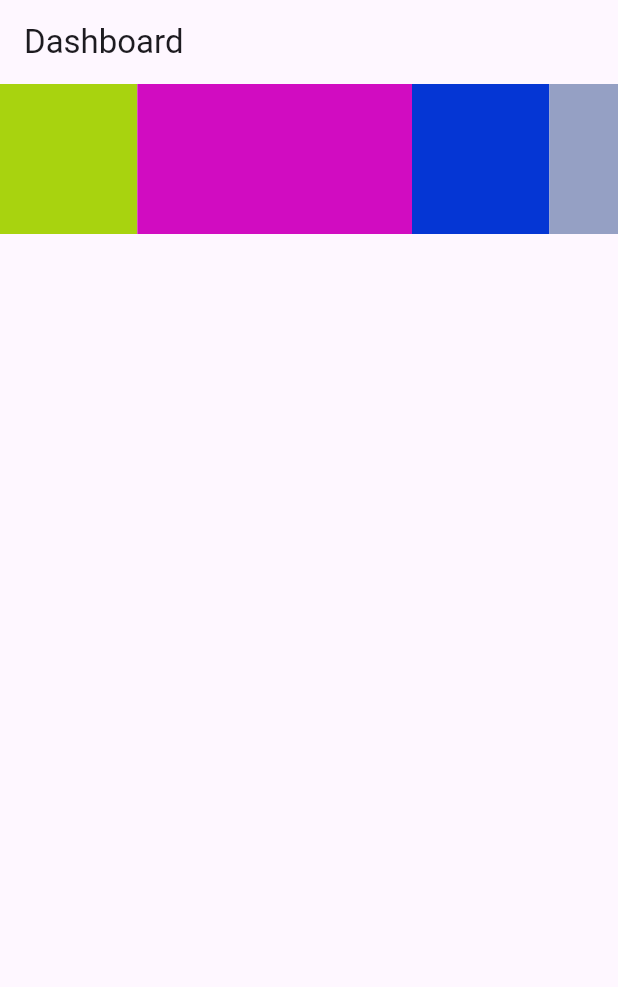
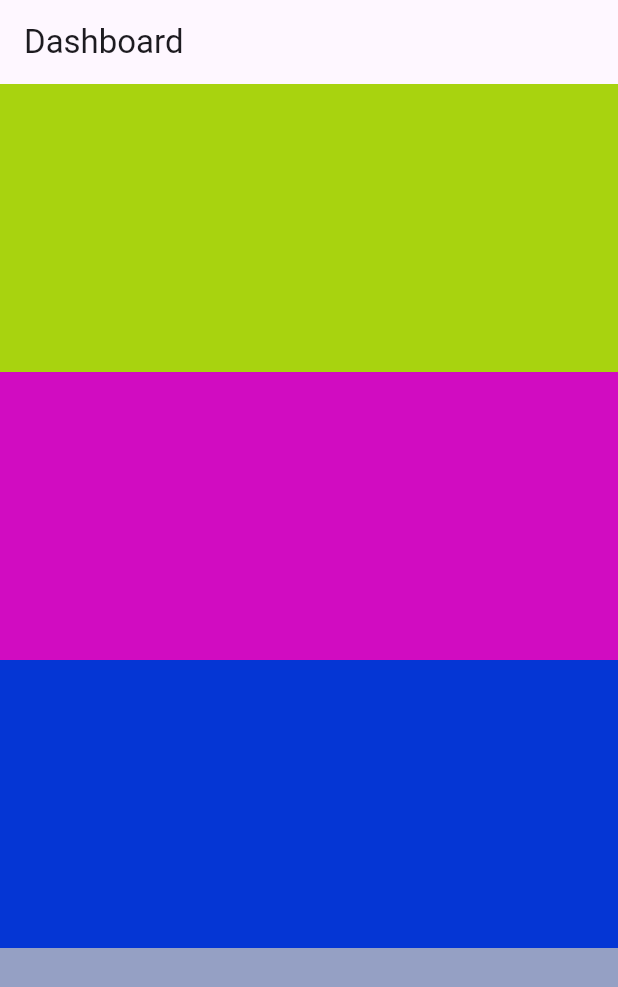
Before and after one commit to Foysalrabby/Classpractice33, a Flutter app: the screen it shows after launch, on a phone screen of 412 x 824 dp. Shown: the top 987 px of the screen. Run offline on Flutter 3.47's test engine with Material 3 defaults, Android fonts, the phone set to English and light mode, and no system bars.

Commit message:
use column

```diff
--- a/customclass/lib/main.dart
+++ b/customclass/lib/main.dart
@@ -27,37 +27,37 @@ class Mydassboard extends StatelessWidget {
       title: Text("Dashboard"),
 
      ),
-    body:   Row(
+    body:Column(
 
        children: [
          ///total flex 9
          Expanded(
-          flex: 2,
+
           child: Container(
-         width: 50,
+
          height: 100,
          color: Color.fromARGB(255, 168, 211, 15),
         ),),
          Expanded(
-          flex: 4,
+
           child: Container(
-         width: 50,
+
          height: 100,
          color: Color.fromARGB(255, 209, 12, 193),
         ),),
         Expanded
         (
-          flex: 2,
+
           child: Container(
-         width: 50,
+
          height: 100,
          color: Color.fromARGB(255, 5, 54, 212),
         ),),
 
         Expanded(
-          flex: 1,
+
           child: Container(
-         width: 50,
+
          height: 100,
          color: Color.fromARGB(255, 149, 160, 196),
         ),)
```
